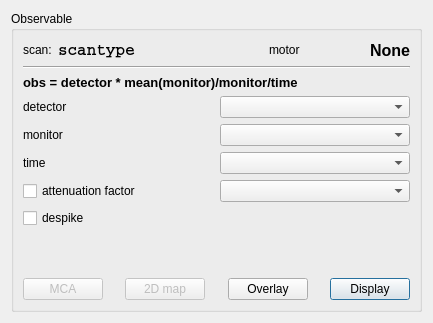
Above: iintgui/ui/iintobservable.ui from syncope/iint-gui before the change. Below: the same form after it.
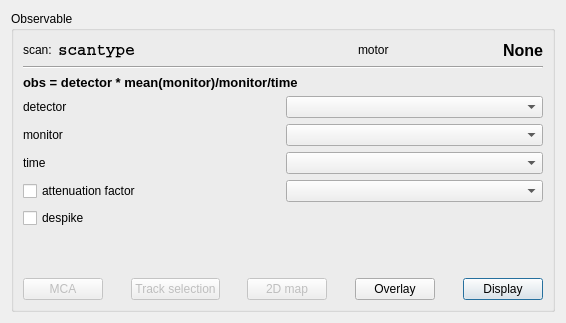
That is the form after the change.

Commit message: + implement move of "data to track" to signal definition issue #35

Patch:
```diff
--- a/iintgui/ui/iintobservable.ui
+++ b/iintgui/ui/iintobservable.ui
@@ -6,7 +6,7 @@
    <rect>
     <x>0</x>
     <y>0</y>
-    <width>433</width>
+    <width>566</width>
     <height>323</height>
    </rect>
   </property>
@@ -635,6 +635,29 @@
             </property>
            </widget>
           </item>
+          <item>
+           <spacer name="horizontalSpacer_6">
+            <property name="orientation">
+             <enum>Qt::Horizontal</enum>
+            </property>
+            <property name="sizeHint" stdset="0">
+             <size>
+              <width>40</width>
+              <height>20</height>
+             </size>
+            </property>
+           </spacer>
+          </item>
+          <item>
+           <widget class="QPushButton" name="trackData">
+            <property name="enabled">
+             <bool>false</bool>
+            </property>
+            <property name="text">
+             <string>Track selection</string>
+            </property>
+           </widget>
+          </item>
           <item>
            <spacer name="horizontalSpacer">
             <property name="orientation">
```
The commit also changes 4 other files.
